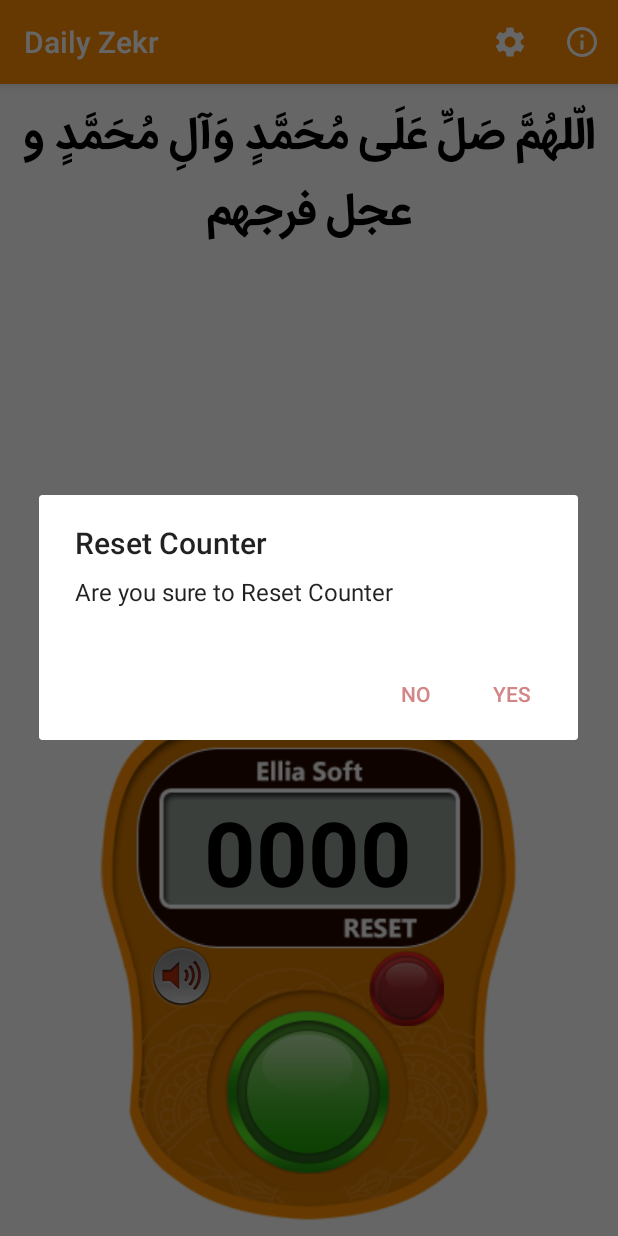
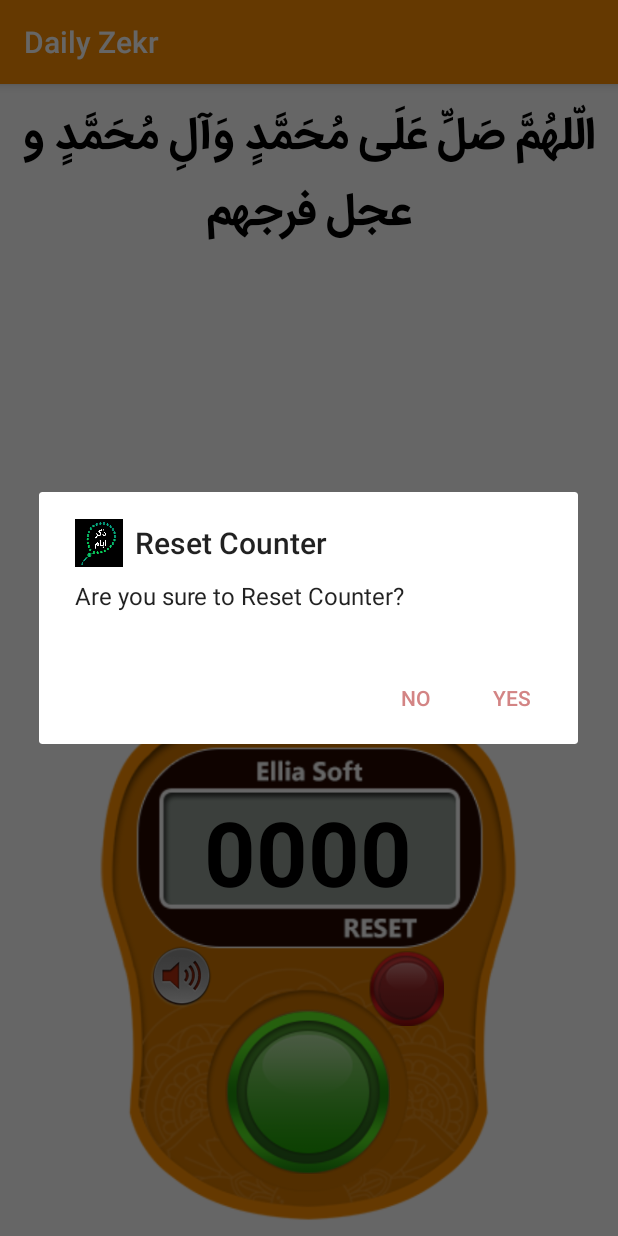
Before and after one commit to mustafapoya/dailyzekr, an Android app: the fragment ZekrCounterFragment shown on its own in the app's theme, after a tap on an icon or button, on a phone screen of 412 x 824 dp. Run offline under Robolectric (Android 15) with nearby library versions, the phone set to English and light mode, and no system bars; our stand-ins replace AdMob.

Commit message:
update zekr counter, counter trans

```diff
--- a/app/src/main/java/com/ellia/dailyzekr/ui/zekrcounter/ZekrCounterFragment.java
+++ b/app/src/main/java/com/ellia/dailyzekr/ui/zekrcounter/ZekrCounterFragment.java
@@ -36,10 +36,9 @@ public class ZekrCounterFragment extends Fragment {
     private InterstitialAd mInterstitialAd;
 
     public View onCreateView(@NonNull LayoutInflater inflater, @Nullable ViewGroup container, @Nullable Bundle savedInstanceState) {
-        setHasOptionsMenu(true);
+        /*setHasOptionsMenu(true);*/
         toolsViewModel =
                 ViewModelProviders.of(this).get(ZekrCounterViewModel.class);
-
         View root = inflater.inflate(R.layout.fragment_zekr_counter, container, false);
         context = root.getContext();
         countNumber = DailyZekrHandler.getZekrCounterNumber(context);
@@ -54,9 +53,10 @@ public class ZekrCounterFragment extends Fragment {
         final MediaPlayer mp = MediaPlayer.create(context, R.raw.button_click);
 
         final AlertDialog.Builder alertDialogBuilder = new AlertDialog.Builder(context);
-        alertDialogBuilder.setTitle("Reset Counter");
-        alertDialogBuilder.setMessage("Are you sure to Reset Counter");
-        alertDialogBuilder.setPositiveButton("Yes", new DialogInterface.OnClickListener() {
+        alertDialogBuilder.setIcon(R.drawable.daily_zekr_icon);
+        alertDialogBuilder.setTitle(R.string.reset_counter);
+        alertDialogBuilder.setMessage(R.string.reset_counter_message);
+        alertDialogBuilder.setPositiveButton(R.string.yes, new DialogInterface.OnClickListener() {
             @Override
             public void onClick(DialogInterface dialog, int which) {
                 txtZekrNumber.setText(String.format("%04d", 0));
@@ -64,10 +64,9 @@ public class ZekrCounterFragment extends Fragment {
             }
         });
 
-        alertDialogBuilder.setNegativeButton("No", new DialogInterface.OnClickListener() {
+        alertDialogBuilder.setNegativeButton(R.string.no, new DialogInterface.OnClickListener() {
             @Override
             public void onClick(DialogInterface dialog, int which) {
-
             }
         });
 
--- a/app/src/main/res/values/strings.xml
+++ b/app/src/main/res/values/strings.xml
@@ -20,5 +20,8 @@
     <string name="count">COUNT</string>
     <string name="reset">RESET</string>
     <string name="zekr_number" translatable="false">0000</string>
-
+    <string name="reset_counter">Reset Counter</string>
+    <string name="reset_counter_message">Are you sure to Reset Counter?</string>
+    <string name="yes">Yes</string>
+    <string name="no">No</string>
 </resources>
```
Also changed, not shown: 3 other files.
